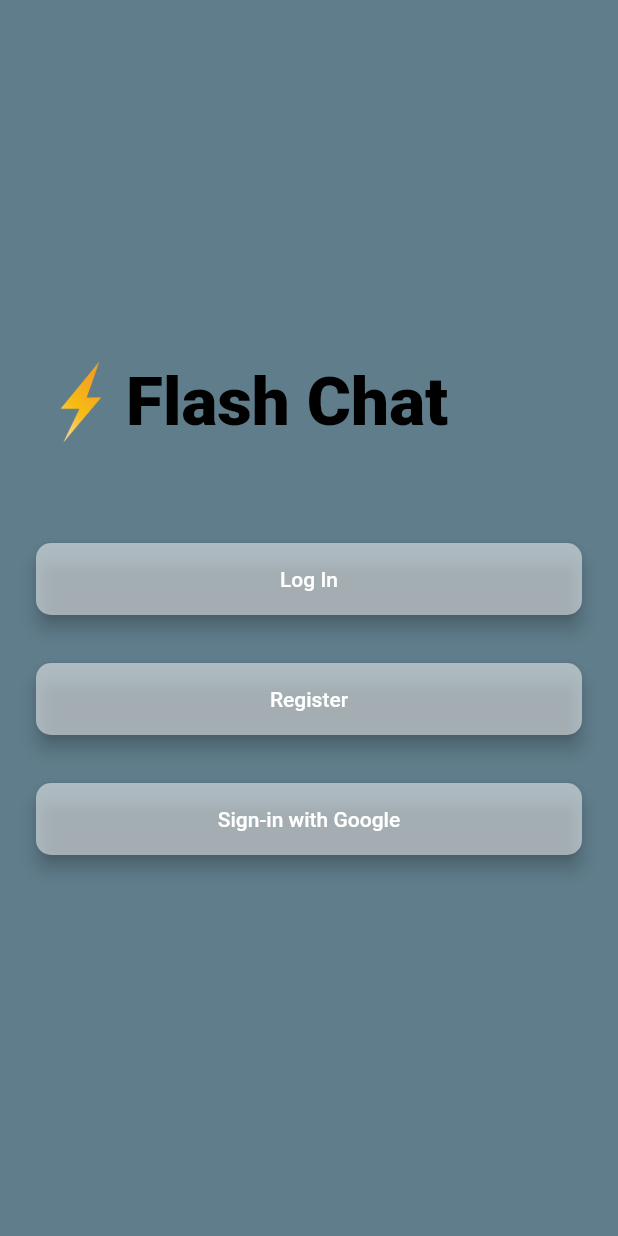
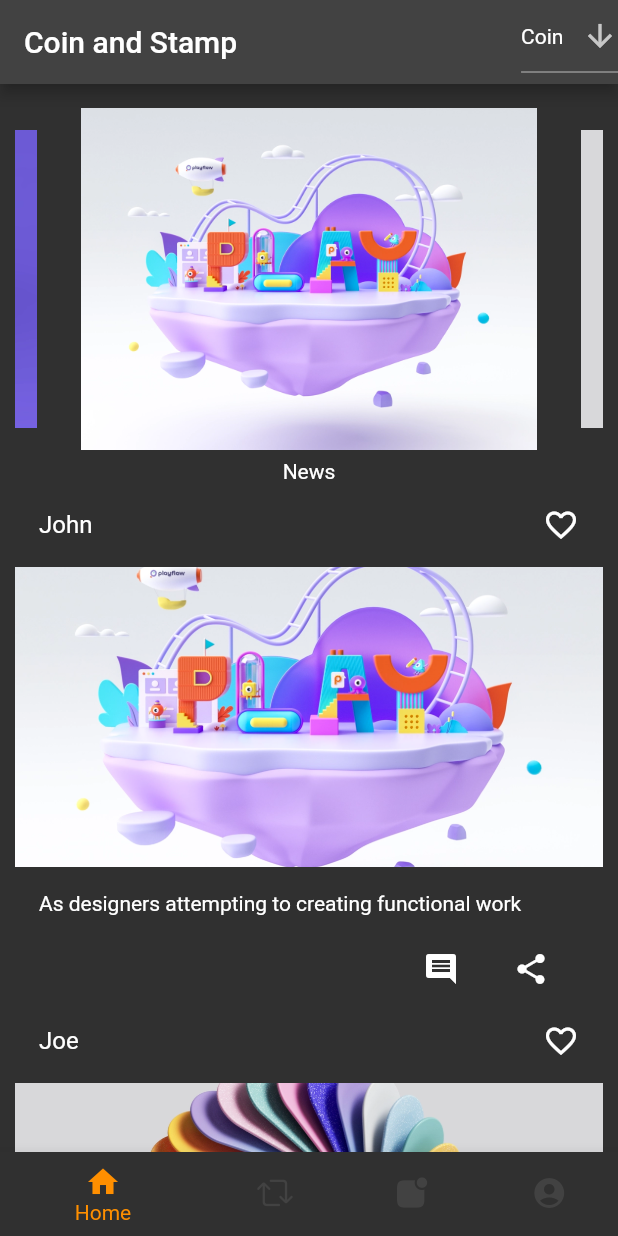
Before and after one commit to pramodksh/flutter_chat_application, a Flutter app: the screen it shows after launch, on a phone screen of 412 x 824 dp. Run offline on Flutter 3.47's test engine with Material 2 defaults, Android fonts, the phone set to English and light mode, and no system bars; drawn by our look-alikes of animated_text_kit, carousel_slider; our stand-ins replace cloud_firestore, firebase_auth, firebase_core, modal_progress_hud_nsn; accounts and stored records are empty.

Commit message:
added home screen and user profile screen for coin app

```diff
--- a/lib/constants.dart
+++ b/lib/constants.dart
@@ -27,11 +27,11 @@ const kTextFieldDecoration = InputDecoration(
     borderRadius: BorderRadius.all(Radius.circular(32.0)),
   ),
   enabledBorder: OutlineInputBorder(
-    borderSide: BorderSide(color: Colors.blueAccent, width: 1.0),
+    borderSide: BorderSide(color: Colors.white, width: 1.0),
     borderRadius: BorderRadius.all(Radius.circular(32.0)),
   ),
   focusedBorder: OutlineInputBorder(
-    borderSide: BorderSide(color: Colors.blueAccent, width: 2.0),
+    borderSide: BorderSide(color: Colors.white, width: 2.0),
     borderRadius: BorderRadius.all(Radius.circular(32.0)),
   ),
 );
--- a/lib/main.dart
+++ b/lib/main.dart
@@ -1,12 +1,13 @@
 import 'package:firebase_auth/firebase_auth.dart';
 import 'package:firebase_core/firebase_core.dart';
+import 'package:flash_chat_flutter/screens/first_screen.dart';
 import 'package:flash_chat_flutter/screens/home_screen.dart';
 import 'package:flutter/material.dart';
 import 'package:flash_chat_flutter/screens/welcome_screen.dart';
 import 'package:flash_chat_flutter/screens/login_screen.dart';
 import 'package:flash_chat_flutter/screens/registration_screen.dart';
 import 'package:flash_chat_flutter/screens/chat_screen.dart';
-
+import 'package:flash_chat_flutter/testWorkspace.dart';
 void main() async{
   WidgetsFlutterBinding.ensureInitialized();
   await  Firebase.initializeApp();
@@ -19,20 +20,24 @@ class FlashChat extends StatelessWidget {
 
   Widget build(BuildContext context) {
     return MaterialApp(
-      // theme: ThemeData.dark().copyWith(
-      //   textTheme: TextTheme(
-      //     body1: TextStyle(color: Colors.black54),
-      //   ),
-      // ),
-      initialRoute: WelcomeScreen.id,
+
+      theme: ThemeData.dark().copyWith(
+        textTheme: TextTheme(
+          // body1: TextStyle(color: Colors.black54),
+        ),
+      ),
+      //   home: Test(),
+        //TODO: Uncomment this
+
+      initialRoute: FirstScreen.id,
       routes: {
-        WelcomeScreen.id : (context)=> WelcomeScreen(),
-        LoginScreen.id : (context)=> LoginScreen(),
-        RegistrationScreen.id : (context)=> RegistrationScreen(),
-        ChatScreen.id : (context)=> ChatScreen(),
-        HomeScreen.id : (context)=> HomeScreen(),
-
-      },
+        WelcomeScreen.id: (context) => WelcomeScreen(),
+        LoginScreen.id: (context) => LoginScreen(),
+        RegistrationScreen.id: (context) => RegistrationScreen(),
+        ChatScreen.id: (context) => ChatScreen(),
+        HomeScreen.id: (context) => HomeScreen(),
+        FirstScreen.id: (context) =>FirstScreen(),
+      }
     );
   }
 }
--- /dev/null
+++ b/lib/screens/first_screen.dart
@@ -0,0 +1,248 @@
+import 'package:cloud_firestore/cloud_firestore.dart';
+import 'package:flash_chat_flutter/screens/profileScreen.dart';
+import 'package:flutter/cupertino.dart';
+import 'package:flutter/material.dart';
+import 'package:flash_chat_flutter/constants.dart';
+import 'package:firebase_auth/firebase_auth.dart';
+import 'package:carousel_slider/carousel_slider.dart';
+
+class FirstScreen extends StatefulWidget {
+
+
+
+
+
+  const FirstScreen({Key? key}) : super(key: key);
+  static String id = 'first_screen';
+
+  @override
+  State<FirstScreen> createState() => _FirstScreenState();
+}
+
+Card myCard = Card(
+  elevation: 4.0,
+  child: Column(
+    children: [
+      ListTile(
+        title: Text('Mahesh'),
+        // subtitle: Text('subheading'),
+        trailing: Icon(Icons.favorite_outline),
+      ),
+      Container(
+        height: 200.0,
+        child: Ink.image(
+          image: AssetImage('images/about02.png'),
+          fit: BoxFit.cover,
+        ),
+      ),
+      Container(
+        padding: EdgeInsets.all(16.0),
+        alignment: Alignment.centerLeft,
+        child: Text('Description : Lorem Ipsum'),
+      ),
+      ButtonBar(
+        children: [
+          Icon(Icons.comment),
+          SizedBox(
+            width: 20,
+          ),
+          Icon(Icons.share),
+          SizedBox(
+            width: 20,
+          ),
+        ],
+      )
+    ],
+  ),
+);
+
+List<String> listOfUserName = ['John', 'Joe', 'Adam'];
+List<String> listOfDescription = [
+  'As designers attempting to creating functional work',
+  'Oftentimes we are required to make our designs look as finished as possible.',
+  'Make sure the prototype looks finished by inserting text or photos or what have you.'
+];
+
+List<String> listOfImages = [
+  'images/about01.png',
+  'images/about02.png',
+  'images/about03.png',
+  'images/about04.png'
+];
+
+final List<int> numberofcontainers = [2, 7, 1];
+
+class _FirstScreenState extends State<FirstScreen> {
+  List<String> list = <String>['Coin', 'Stamp'];
+
+
+
+  int _selectedIndex = 0;
+  static const TextStyle optionStyle =
+      TextStyle(fontSize: 30, fontWeight: FontWeight.bold);
+  static final List<Widget> _widgetOptions = <Widget>[
+    Container(
+      margin: EdgeInsets.all(10),
+      child: SingleChildScrollView(
+        child: Column(
+          children: [
+            CarouselSlider(
+              options: CarouselOptions(
+                height: 240.0,
+                autoPlay: true,
+                autoPlayInterval: Duration(seconds: 3),
+                autoPlayAnimationDuration: Duration(milliseconds: 800),
+                autoPlayCurve: Curves.fastOutSlowIn,
+                enlargeCenterPage: true,
+                scrollDirection: Axis.horizontal,
+              ),
+              items: listOfImages.map((i) {
+                return Builder(
+                  builder: (BuildContext context) {
+                    return Container(
+                        width: MediaQuery.of(context).size.width,
+                        margin: EdgeInsets.symmetric(horizontal: 5.0),
+                        decoration: BoxDecoration(color: Colors.transparent),
+                        child: Image(image: AssetImage(i)));
+                  },
+                );
+              }).toList(),
+            ),
+            Text("News"),
+            // ===============================
+            ListView.builder(
+              physics: NeverScrollableScrollPhysics(),
+              shrinkWrap: true,
+              itemCount: numberofcontainers.length,
+              itemBuilder: (BuildContext context, int index) {
+                return SizedBox(
+                  width: 1000,
+                  child: Column(
+                    children: [
+                      ListTile(
+                        title: Text(listOfUserName[index]),
+                        // subtitle: Text('subheading'),
+                        trailing: Icon(Icons.favorite_outline),
+                      ),
+                      Container(
+                        height: 200.0,
+                        child: Ink.image(
+                          image: AssetImage(listOfImages[index]),
+                          fit: BoxFit.cover,
+                        ),
+                      ),
+                      Container(
+                        padding: EdgeInsets.all(16.0),
+                        alignment: Alignment.centerLeft,
+                        child: Text(listOfDescription[index]),
+                      ),
+                      ButtonBar(
+                        children: [
+                          Icon(Icons.comment),
+                          SizedBox(
+                            width: 20,
+                          ),
+                          Icon(Icons.share),
+                          SizedBox(
+                            width: 20,
+                          ),
+                        ],
+                      )
+                    ],
+                  ),
+                );
+              },
+            ),
+            // ==================================
+            // SizedBox(height: 30,),
+            // myCard,
+            // SizedBox(height: 30,),
+            // myCard,
+            // SizedBox(height: 30,),
+            // myCard,
+          ],
+        ),
+      ),
+    ),
+    Text(
+      'Index 1: Business',
+      style: optionStyle,
+    ),
+    Text(
+      'Index 2: School',
+      style: optionStyle,
+    ),
+    ProfileScreen(),
+
+
+  ];
+
+  void _onItemTapped(int index) {
+    setState(() {
+      _selectedIndex = index;
+    });
+  }
+
+  @override
+  Widget build(BuildContext context) {
+    String dropdownValue = list.first;
+
+    return Scaffold(
+      appBar: AppBar(
+        title: const Text('Coin and Stamp'),
+        actions: [
+          DropdownButton<String>(
+            value: dropdownValue,
+            icon: const Icon(Icons.arrow_downward),
+            elevation: 16,
+            style: const TextStyle(color: Colors.white),
+            // underline: Container(
+            //   height: 2,
+            //   color: Colors.white,
+            // ),
+            onChanged: (String? value) {
+              // This is called when the user selects an item.
+              setState(() {
+                dropdownValue = value!;
+              });
+            },
+            items: list.map<DropdownMenuItem<String>>((String value) {
+              return DropdownMenuItem<String>(
+                value: value,
+                child: Text(value),
+              );
+            }).toList(),
+          ),
+        ],
+      ),
+      body: Center(
+        child: _widgetOptions.elementAt(_selectedIndex),
+      ),
+      bottomNavigationBar: BottomNavigationBar(
+        items: const <BottomNavigationBarItem>[
+          BottomNavigationBarItem(
+            icon: Icon(Icons.home),
+            label: 'Home',
+          ),
+          BottomNavigationBarItem(
+            icon: Icon(CupertinoIcons.arrow_2_squarepath),
+            label: 'Trade',
+          ),
+          BottomNavigationBarItem(
+            icon: Icon(
+              CupertinoIcons.app_badge_fill,
+            ),
+            label: 'Forum',
+          ),
+          BottomNavigationBarItem(
+            icon: Icon(Icons.account_circle),
+            label: 'User',
+          ),
+        ],
+        currentIndex: _selectedIndex,
+        selectedItemColor: Colors.amber[800],
+        onTap: _onItemTapped,
+      ),
+    );
+  }
+}
--- a/lib/screens/welcome_screen.dart
+++ b/lib/screens/welcome_screen.dart
@@ -6,6 +6,7 @@ import 'package:flash_chat_flutter/screens/registration_screen.dart';
 import 'package:flutter/material.dart';
 import '../components/rounded_button.dart';
 import 'login_screen.dart';
+
 
 class WelcomeScreen extends StatefulWidget {
   static String id = 'welcome_screen';
@@ -64,6 +65,7 @@ class _WelcomeScreenState extends State<WelcomeScreen>
                     child: Container(
                       child: Image.asset('images/logo.png'),
                       height: 60,
+
                     ),
                   ),
                   DefaultTextStyle(
@@ -99,14 +101,14 @@ class _WelcomeScreenState extends State<WelcomeScreen>
                   Navigator.pushNamed(context, RegistrationScreen.id);
                 },
               ),
-              RoundedButtonWithFunction(
-                buttonText: 'Sign-in with Google',
-                routeName: RegistrationScreen.id,
-                buttonColor: Colors.white.withOpacity(.5),
-                onPressedFunction: () {
-                  Navigator.pushNamed(context, RegistrationScreen.id);
-                },
-              ),
+              // RoundedButtonWithFunction(
+              //   buttonText: 'Sign-in with Google',
+              //   routeName: RegistrationScreen.id,
+              //   buttonColor: Colors.white.withOpacity(.5),
+              //   onPressedFunction: () {
+              //     Navigator.pushNamed(context, RegistrationScreen.id);
+              //   },
+              // ),
             ],
           ),
         ),
--- a/pubspec.yaml
+++ b/pubspec.yaml
@@ -39,6 +39,7 @@ dependencies:
   firebase_auth: ^3.10.0
   cloud_firestore: ^3.4.9
   modal_progress_hud_nsn: ^0.3.0
+  carousel_slider: ^4.1.1
 
 dev_dependencies:
   flutter_test:
```
Also changed, not shown: lib/components/profileComponent.dart (added, +71 -0 lines), lib/screens/login_screen.dart (+6 -2 lines), lib/screens/profileScreen.dart (added, +124 -0 lines), lib/screens/registration_screen.dart (+7 -1 lines), images/about01.png (added), images/about02.png (added), images/about03.png (added), images/about04.png (added), pubspec.lock, 1 other file.
